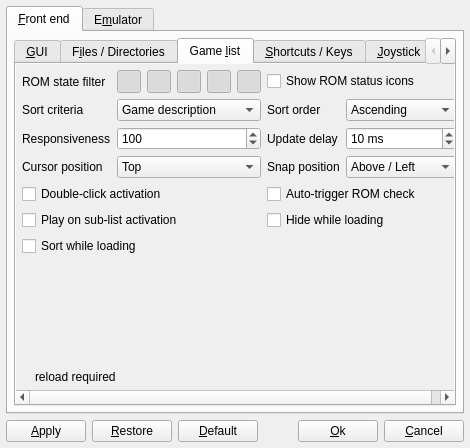
Before: the Qt Designer form options.ui in qmc2/qmc2-mame-fe, drawn with Qt 5.
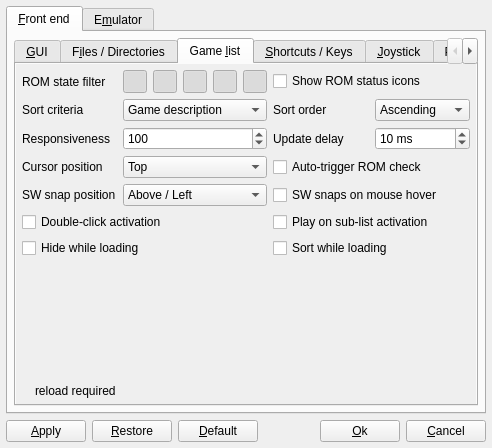
After: the same form once the commit is applied. The open tabs and pages were chosen to show the change. Icons and pictures are not drawn.

Commit message: wip: added a new setting to let the user decide if software-snaps are to be shown on mouse hover events (default: false)

Diff of the .ui file:
```diff
--- a/options.ui
+++ b/options.ui
@@ -7,7 +7,7 @@
    <rect>
     <x>0</x>
     <y>0</y>
-    <width>470</width>
+    <width>492</width>
     <height>421</height>
    </rect>
   </property>
@@ -2210,7 +2210,7 @@
                <rect>
                 <x>0</x>
                 <y>0</y>
-                <width>438</width>
+                <width>460</width>
                 <height>318</height>
                </rect>
               </property>
@@ -2503,7 +2503,7 @@
                    </property>
                   </widget>
                  </item>
-                 <item row="4" column="0" colspan="2">
+                 <item row="5" column="0" colspan="2">
                   <widget class="QCheckBox" name="checkBoxDoubleClickActivation">
                    <property name="sizePolicy">
                     <sizepolicy hsizetype="MinimumExpanding" vsizetype="Fixed">
@@ -2532,54 +2532,6 @@
                    </property>
                   </spacer>
                  </item>
-                 <item row="5" column="0" colspan="2">
-                  <widget class="QCheckBox" name="checkBoxPlayOnSublistActivation">
-                   <property name="sizePolicy">
-                    <sizepolicy hsizetype="MinimumExpanding" vsizetype="Fixed">
-                     <horstretch>0</horstretch>
-                     <verstretch>0</verstretch>
-                    </sizepolicy>
-                   </property>
-                   <property name="toolTip">
-                    <string>Launch emulation directly when an item is activated in the search-, favorites- or played-lists (instead of jumping to the master list)</string>
-                   </property>
-                   <property name="text">
-                    <string>Play on sub-list activation</string>
-                   </property>
-                  </widget>
-                 </item>
-                 <item row="5" column="2" colspan="2">
-                  <widget class="QCheckBox" name="checkBoxHideWhileLoading">
-                   <property name="sizePolicy">
-                    <sizepolicy hsizetype="MinimumExpanding" vsizetype="Fixed">
-                     <horstretch>0</horstretch>
-                     <verstretch>0</verstretch>
-                    </sizepolicy>
-                   </property>
-                   <property name="toolTip">
-                    <string>Hide primary game list while loading (recommended, much faster)</string>
-                   </property>
-                   <property name="text">
-                    <string>Hide while loading</string>
-                   </property>
-                  </widget>
-                 </item>
-                 <item row="4" column="2" colspan="2">
-                  <widget class="QCheckBox" name="checkBoxAutoTriggerROMCheck">
-                   <property name="sizePolicy">
-                    <sizepolicy hsizetype="MinimumExpanding" vsizetype="Fixed">
-                     <horstretch>0</horstretch>
-                     <verstretch>0</verstretch>
-                    </sizepolicy>
-                   </property>
-                   <property name="toolTip">
-                    <string>Automatically trigger a ROM check if necessary</string>
-                   </property>
-                   <property name="text">
-                    <string>Auto-trigger ROM check</string>
-                   </property>
-                  </widget>
-                 </item>
                  <item row="0" column="2" colspan="2">
                   <widget class="QCheckBox" name="checkBoxShowROMStatusIcons">
                    <property name="sizePolicy">
@@ -2636,22 +2588,6 @@
                    </item>
                   </layout>
                  </item>
-                 <item row="6" column="0" colspan="4">
-                  <widget class="QCheckBox" name="checkBoxSortOnline">
-                   <property name="sizePolicy">
-                    <sizepolicy hsizetype="MinimumExpanding" vsizetype="Fixed">
-                     <horstretch>0</horstretch>
-                     <verstretch>0</verstretch>
-                    </sizepolicy>
-                   </property>
-                   <property name="toolTip">
-                    <string>Sort game list while reloading (slower)</string>
-                   </property>
-                   <property name="text">
-                    <string>Sort while loading</string>
-                   </property>
-                  </widget>
-                 </item>
                  <item row="3" column="0">
                   <widget class="QLabel" name="labelCursorPosition">
                    <property name="text">
@@ -2695,14 +2631,78 @@
                    </item>
                   </widget>
                  </item>
-                 <item row="3" column="2">
+                 <item row="3" column="2" colspan="2">
+                  <widget class="QCheckBox" name="checkBoxAutoTriggerROMCheck">
+                   <property name="sizePolicy">
+                    <sizepolicy hsizetype="MinimumExpanding" vsizetype="Fixed">
+                     <horstretch>0</horstretch>
+                     <verstretch>0</verstretch>
+                    </sizepolicy>
+                   </property>
+                   <property name="toolTip">
+                    <string>Automatically trigger a ROM check if necessary</string>
+                   </property>
+                   <property name="text">
+                    <string>Auto-trigger ROM check</string>
+                   </property>
+                  </widget>
+                 </item>
+                 <item row="5" column="2" colspan="2">
+                  <widget class="QCheckBox" name="checkBoxPlayOnSublistActivation">
+                   <property name="sizePolicy">
+                    <sizepolicy hsizetype="MinimumExpanding" vsizetype="Fixed">
+                     <horstretch>0</horstretch>
+                     <verstretch>0</verstretch>
+                    </sizepolicy>
+                   </property>
+                   <property name="toolTip">
+                    <string>Launch emulation directly when an item is activated in the search-, favorites- or played-lists (instead of jumping to the master list)</string>
+                   </property>
+                   <property name="text">
+                    <string>Play on sub-list activation</string>
+                   </property>
+                  </widget>
+                 </item>
+                 <item row="6" column="0" colspan="2">
+                  <widget class="QCheckBox" name="checkBoxHideWhileLoading">
+                   <property name="sizePolicy">
+                    <sizepolicy hsizetype="MinimumExpanding" vsizetype="Fixed">
+                     <horstretch>0</horstretch>
+                     <verstretch>0</verstretch>
+                    </sizepolicy>
+                   </property>
+                   <property name="toolTip">
+                    <string>Hide primary game list while loading (recommended, much faster)</string>
+                   </property>
+                   <property name="text">
+                    <string>Hide while loading</string>
+                   </property>
+                  </widget>
+                 </item>
+                 <item row="6" column="2" colspan="2">
+                  <widget class="QCheckBox" name="checkBoxSortOnline">
+                   <property name="sizePolicy">
+                    <sizepolicy hsizetype="MinimumExpanding" vsizetype="Fixed">
+                     <horstretch>0</horstretch>
+                     <verstretch>0</verstretch>
+                    </sizepolicy>
+                   </property>
+                   <property name="toolTip">
+                    <string>Sort game list while reloading (slower)</string>
+                   </property>
+                   <property name="text">
+                    <string>Sort while loading</string>
+                   </property>
+                  </widget>
+                 </item>
+                 <item row="4" column="0">
                   <widget class="QLabel" name="labelSoftwareSnapPosition">
                    <property name="text">
-                    <string>Snap position</string>
+                    <string>SW snap position</string>
                    </property>
                   </widget>
                  </item>
-                 <item row="3" column="3">
+                 <item row="4" column="1">
                   <widget class="QComboBox" name="comboBoxSoftwareSnapPosition">
                    <property name="sizePolicy">
                     <sizepolicy hsizetype="Preferred" vsizetype="Minimum">
@@ -2750,6 +2750,16 @@
                    </item>
                   </widget>
                  </item>
+                 <item row="4" column="2" colspan="2">
+                  <widget class="QCheckBox" name="checkBoxSoftwareSnapOnMouseHover">
+                   <property name="toolTip">
+                    <string>Display software snap-shots when hovering the software list with the mouse cursor</string>
+                   </property>
+                   <property name="text">
+                    <string>SW snaps on mouse hover</string>
+                   </property>
+                  </widget>
+                 </item>
                 </layout>
                </item>
               </layout>
```
Left out of the diff: 15 changed lines with no effect on the pictures. The commit also changes 9 other files.
